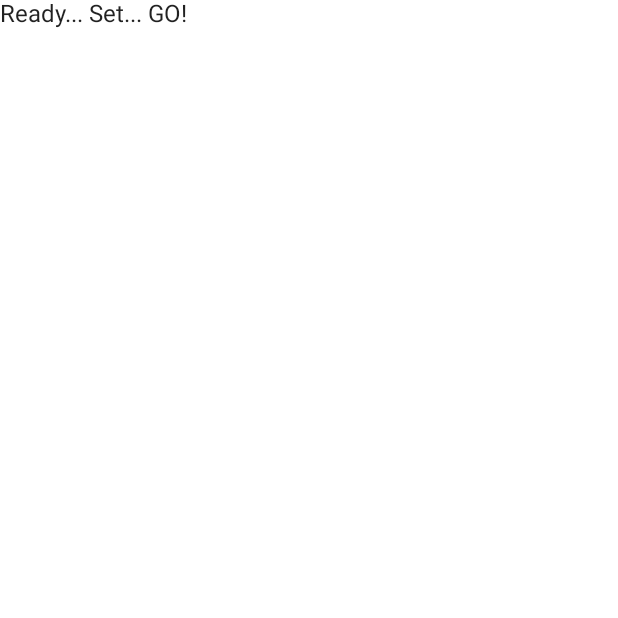
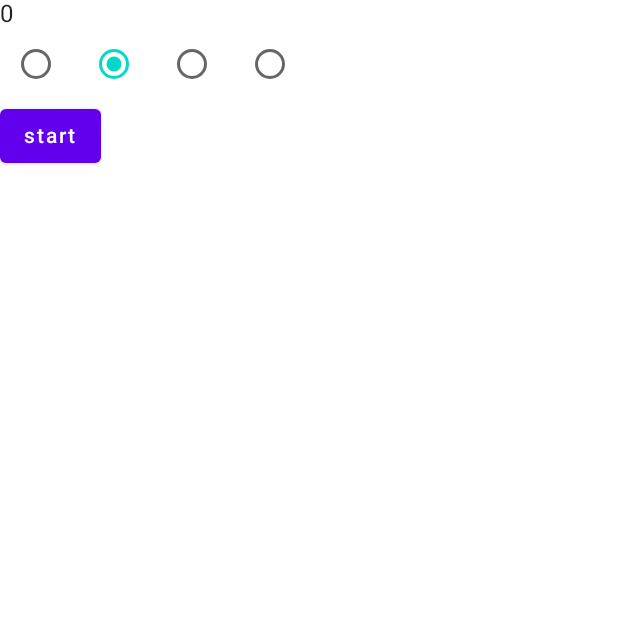
Before and after one commit to iiinaiii/dev-challenge-jetpack-compose, an Android app built with Jetpack Compose: the screen it shows after launch (MainActivity), on a phone screen of 412 x 824 dp, the top half of it. Before the commit the part shown is almost empty. Run offline under Robolectric (Android 15) with nearby library versions, the phone set to English and light mode, and no system bars.

Commit message:
Implements timer function

```diff
--- a/app/build.gradle
+++ b/app/build.gradle
@@ -8,7 +8,7 @@ android {
 
     defaultConfig {
         applicationId "com.example.androiddevchallenge"
-        minSdkVersion 23
+        minSdkVersion 26
         targetSdkVersion 30
         versionCode 1
         versionName "1.0"
--- a/app/src/main/java/com/example/androiddevchallenge/MainActivity.kt
+++ b/app/src/main/java/com/example/androiddevchallenge/MainActivity.kt
@@ -17,45 +17,38 @@ package com.example.androiddevchallenge
 
 import android.os.Bundle
 import androidx.activity.compose.setContent
+import androidx.activity.viewModels
 import androidx.appcompat.app.AppCompatActivity
-import androidx.compose.material.MaterialTheme
-import androidx.compose.material.Surface
-import androidx.compose.material.Text
 import androidx.compose.runtime.Composable
 import androidx.compose.ui.tooling.preview.Preview
 import com.example.androiddevchallenge.ui.theme.MyTheme
 
 class MainActivity : AppCompatActivity() {
+    private val timerViewModel by viewModels<TimerViewModel>()
+
     override fun onCreate(savedInstanceState: Bundle?) {
         super.onCreate(savedInstanceState)
         setContent {
             MyTheme {
-                MyApp()
+                TimerScreen(
+                    selectedTime = timerViewModel.selected,
+                    timerCount = timerViewModel.currentTime,
+                    onStartTimer = timerViewModel::startTimer,
+                    onTimeSelected = timerViewModel::onSelectTime
+                )
             }
         }
     }
 }
 
-// Start building your app here!
-@Composable
-fun MyApp() {
-    Surface(color = MaterialTheme.colors.background) {
-        Text(text = "Ready... Set... GO!")
-    }
-}
 
 @Preview("Light Theme", widthDp = 360, heightDp = 640)
 @Composable
 fun LightPreview() {
     MyTheme {
-        MyApp()
+        TimerScreen(selectedTime = TimeSetting.TIME_30,
+            timerCount = 10,
+            onStartTimer = {},
+            onTimeSelected = {})
     }
 }
-
-@Preview("Dark Theme", widthDp = 360, heightDp = 640)
-@Composable
-fun DarkPreview() {
-    MyTheme(darkTheme = true) {
-        MyApp()
-    }
-}
--- /dev/null
+++ b/app/src/main/java/com/example/androiddevchallenge/TimeSetting.kt
@@ -0,0 +1,10 @@
+package com.example.androiddevchallenge
+
+import java.time.Duration
+
+enum class TimeSetting(val time: Duration) {
+    TIME_60(Duration.ofSeconds(60)),
+    TIME_30(Duration.ofSeconds(30)),
+    TIME_10(Duration.ofSeconds(10)),
+    TIME_5(Duration.ofSeconds(5))
+}
--- /dev/null
+++ b/app/src/main/java/com/example/androiddevchallenge/TimerScreen.kt
@@ -0,0 +1,71 @@
+package com.example.androiddevchallenge
+
+import android.util.Log
+import androidx.compose.foundation.layout.Column
+import androidx.compose.foundation.layout.Row
+import androidx.compose.foundation.layout.Spacer
+import androidx.compose.foundation.layout.size
+import androidx.compose.material.Button
+import androidx.compose.material.RadioButton
+import androidx.compose.material.Text
+import androidx.compose.runtime.Composable
+import androidx.compose.ui.Modifier
+import androidx.compose.ui.unit.dp
+
+
+@Composable
+fun TimerScreen(
+    selectedTime: TimeSetting,
+    timerCount: Long,
+    onTimeSelected: (TimeSetting) -> Unit,
+    onStartTimer: (TimeSetting) -> Unit
+) {
+    Log.d("aaa", "TimerScreen Build :selected=${selectedTime}")
+    Log.d("aaa", "TimerScreen Build :count=${timerCount}")
+    Column {
+        TimerLayout(timerCount)
+        SettingsLayout(
+            selectedTime = selectedTime,
+            onTimeSelected = onTimeSelected
+        )
+        StartButton(
+            selectedTime = selectedTime,
+            onStartTimer = onStartTimer
+        )
+    }
+}
+
+@Composable
+fun TimerLayout(
+    timerCount: Long
+) {
+    Text(text = timerCount.toString())
+}
+
+@Composable
+fun SettingsLayout(
+    selectedTime: TimeSetting,
+    onTimeSelected: (TimeSetting) -> Unit
+) {
+    Row {
+        RadioButton(selected = selectedTime == TimeSetting.TIME_5, onClick = { onTimeSelected(TimeSetting.TIME_5) })
+        Spacer(modifier = Modifier.size(4.dp))
+        RadioButton(selected = selectedTime == TimeSetting.TIME_10, onClick = { onTimeSelected(TimeSetting.TIME_10) })
+        Spacer(modifier = Modifier.size(4.dp))
+        RadioButton(selected = selectedTime == TimeSetting.TIME_30, onClick = { onTimeSelected(TimeSetting.TIME_30) })
+        Spacer(modifier = Modifier.size(4.dp))
+        RadioButton(selected = selectedTime == TimeSetting.TIME_60, onClick = { onTimeSelected(TimeSetting.TIME_60) })
+        Spacer(modifier = Modifier.size(4.dp))
+    }
+}
+
+
+@Composable
+fun StartButton(
+    selectedTime: TimeSetting,
+    onStartTimer: (TimeSetting) -> Unit
+) {
+    Button(onClick = { onStartTimer(selectedTime) }) {
+        Text(text = "start")
+    }
+}
```
Also changed, not shown: app/src/main/java/com/example/androiddevchallenge/TimerViewModel.kt (added, +40 -0 lines).
